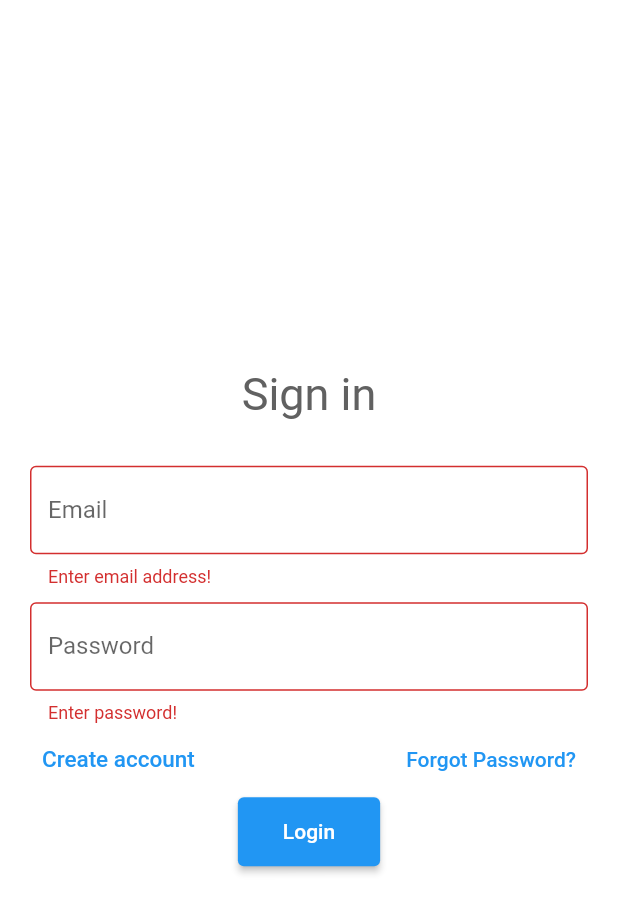
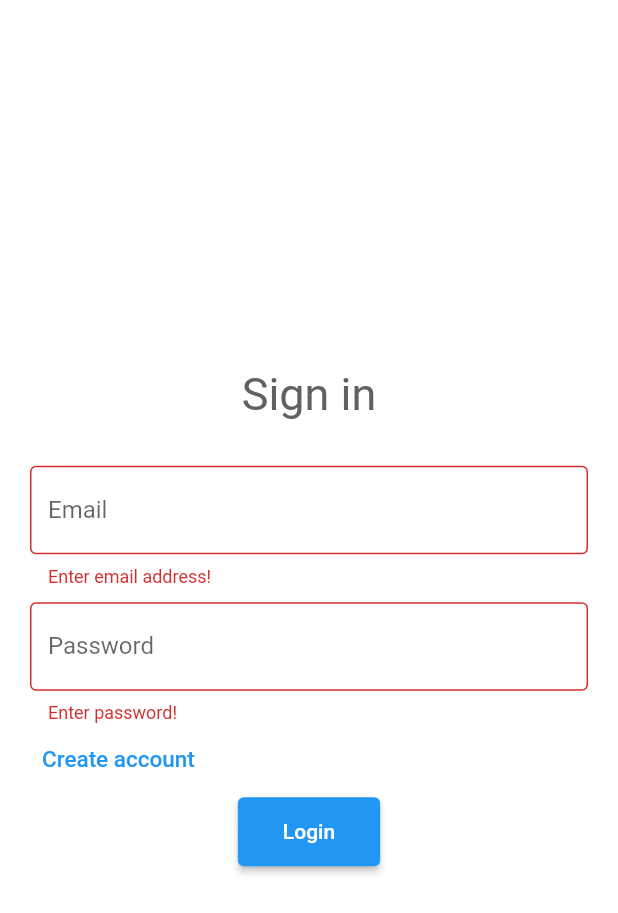
Before and after one commit to Mikil03/HomeWorkoutAppFlutter, a Flutter app: the screen it shows after launch, after a tap on "Login", on a phone screen of 412 x 824 dp. Shown: the top 913 px of the screen. Run offline on Flutter 3.47's test engine with Material 2 defaults, Android fonts, the phone set to English and light mode, and no system bars; our stand-ins replace firebase_auth, firebase_core, lottie; accounts and stored records are empty.

Commit message:
Made minor changes

```diff
--- a/lib/main.dart
+++ b/lib/main.dart
@@ -1,7 +1,6 @@
 import 'package:firebase_core/firebase_core.dart';
 import 'package:flutter/material.dart';
 import 'package:home_workout_app/screens/authenticate/auth.dart';
-import 'package:home_workout_app/screens/home/exercise.dart';
 import 'package:home_workout_app/wrapper.dart';
 import 'package:provider/provider.dart';
 import 'package:firebase_auth/firebase_auth.dart';
--- a/lib/screens/authenticate/register.dart
+++ b/lib/screens/authenticate/register.dart
@@ -58,7 +58,7 @@ class _RegisterState extends State<Register> {
               ),
               TextFormField(
                 validator: (value) {
-                  if (value!.length < 1) {
+                  if (value!.length < 6) {
                     return "Password is too short.";
                   }
                 },
--- a/lib/screens/authenticate/signin.dart
+++ b/lib/screens/authenticate/signin.dart
@@ -86,16 +86,7 @@ class _SignInState extends State<SignIn> {
                         fontSize: 15,
                       ),
                     ),
-                  ),
-                  TextButton(
-                    onPressed: () {},
-                    child: Text(
-                      'Forgot Password?',
-                      style: TextStyle(
-                        color: Colors.blue,
-                      ),
-                    ),
-                  ),
+                  )
                 ],
               ),
               ElevatedButton(
@@ -104,16 +95,35 @@ class _SignInState extends State<SignIn> {
                     if (_formKey.currentState!.validate()) {
                       var result =
                           await _auth.signInEmailPassword(email, password);
-                      print(result);
+                      print("invalid ${result}");
                       if (result == null) {
-                        AlertDialog(
-                          title: Text("Error"),
-                          content: Text("Enter valid credentials."),
+                        ScaffoldMessenger.of(context).showSnackBar(
+                          SnackBar(
+                            content:
+                                const Text('Enter correct Email and Password'),
+                            backgroundColor: Colors.blue,
+                            behavior: SnackBarBehavior.floating,
+                            action: SnackBarAction(
+                              label: '',
+                              onPressed: () {},
+                            ),
+                          ),
                         );
                       }
                     }
                   } catch (e) {
                     print(e.toString());
+                    ScaffoldMessenger.of(context).showSnackBar(
+                      SnackBar(
+                        content: const Text('Incorrect Email or Password'),
+                        backgroundColor: Colors.blue,
+                        behavior: SnackBarBehavior.floating,
+                        action: SnackBarAction(
+                          label: '',
+                          onPressed: () {},
+                        ),
+                      ),
+                    );
                   }
                 },
                 child: Text('Login'),
@@ -121,10 +131,6 @@ class _SignInState extends State<SignIn> {
                   padding: EdgeInsets.symmetric(horizontal: 30, vertical: 15),
                 ),
               ),
-              // AlertDialog(
-              //   title: Text("Error"),
-              //   content: Text("Enter valid credentials."),
-              // )
             ],
           ),
         ),
```
Also changed, not shown: lib/screens/authenticate/auth.dart (+0 -12 lines), lib/wrapper.dart (+0 -14 lines).
